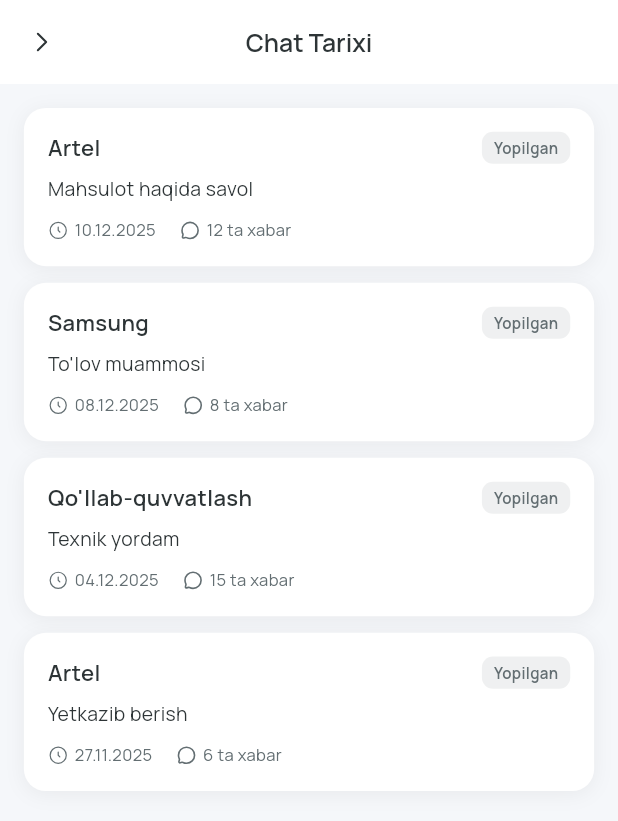
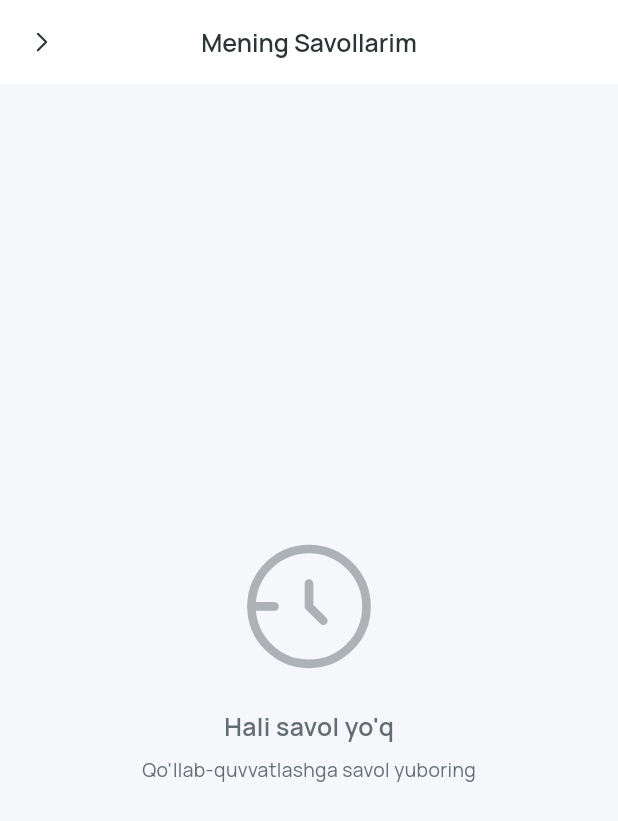
Before and after one commit to khurshid28/finsum_mobile, a Flutter app: the ChatScreen screen opened directly, after a tap on an icon or button, on a phone screen of 412 x 824 dp. Shown: the top 821 px of the screen. Run offline on Flutter 3.47's test engine with Material 3 defaults, Android fonts, the phone set to English and light mode, and no system bars; our stand-ins replace animate_do, connectivity_plus, dio, equatable, flutter_bloc, flutter_dotenv and 9 more; accounts and stored records are empty.

Commit message:
Change chat to direct support chat with history of user questions

```diff
--- a/lib/presentation/screens/chat/chat_history_screen.dart
+++ b/lib/presentation/screens/chat/chat_history_screen.dart
@@ -5,51 +5,22 @@ import 'package:animate_do/animate_do.dart';
 import 'package:intl/intl.dart';
 import '../../../core/theme/app_colors.dart';
 
-class ChatHistoryScreen extends StatefulWidget {
-  const ChatHistoryScreen({super.key});
+class ChatHistoryScreen extends StatelessWidget {
+  final List<Map<String, dynamic>> myMessages;
 
-  @override
-  State<ChatHistoryScreen> createState() => _ChatHistoryScreenState();
-}
-
-class _ChatHistoryScreenState extends State<ChatHistoryScreen> {
-  final List<Map<String, dynamic>> _history = [
-    {
-      'id': '1',
-      'shopName': 'Artel',
-      'subject': 'Mahsulot haqida savol',
-      'date': DateTime.now().subtract(const Duration(days: 1)),
-      'messageCount': 12,
-      'status': 'closed',
-    },
-    {
-      'id': '2',
-      'shopName': 'Samsung',
-      'subject': 'To\'lov muammosi',
-      'date': DateTime.now().subtract(const Duration(days: 3)),
-      'messageCount': 8,
-      'status': 'closed',
-    },
-    {
-      'id': '3',
-      'shopName': 'Qo\'llab-quvvatlash',
-      'subject': 'Texnik yordam',
-      'date': DateTime.now().subtract(const Duration(days: 7)),
-      'messageCount': 15,
-      'status': 'closed',
-    },
-    {
-      'id': '4',
-      'shopName': 'Artel',
-      'subject': 'Yetkazib berish',
-      'date': DateTime.now().subtract(const Duration(days: 14)),
-      'messageCount': 6,
-      'status': 'closed',
-    },
-  ];
+  const ChatHistoryScreen({super.key, required this.myMessages});
 
   String _formatDate(DateTime date) {
-    return DateFormat('dd.MM.yyyy').format(date);
+    final now = DateTime.now();
+    final difference = now.difference(date);
+
+    if (difference.inDays == 0) {
+      return 'Bugun ${DateFormat('HH:mm').format(date)}';
+    } else if (difference.inDays == 1) {
+      return 'Kecha ${DateFormat('HH:mm').format(date)}';
+    } else {
+      return DateFormat('dd.MM.yyyy HH:mm').format(date);
+    }
   }
 
   @override
@@ -57,7 +28,7 @@ class _ChatHistoryScreenState extends State<ChatHistoryScreen> {
     return Scaffold(
       backgroundColor: AppColors.background,
       appBar: AppBar(
-        title: const Text('Chat Tarixi'),
+        title: const Text('Mening Savollarim'),
         centerTitle: true,
         leading: IconButton(
           icon: SvgPicture.asset(
@@ -72,7 +43,7 @@ class _ChatHistoryScreenState extends State<ChatHistoryScreen> {
           onPressed: () => Navigator.pop(context),
         ),
       ),
-      body: _history.isEmpty ? _buildEmptyState() : _buildHistoryList(),
+      body: myMessages.isEmpty ? _buildEmptyState() : _buildHistoryList(),
     );
   }
 
@@ -92,7 +63,7 @@ class _ChatHistoryScreenState extends State<ChatHistoryScreen> {
           ),
           SizedBox(height: 24.h),
           Text(
-            'Tarix bo\'sh',
+            'Hali savol yo\'q',
             style: TextStyle(
               fontSize: 18.sp,
               fontWeight: FontWeight.w600,
@@ -101,7 +72,7 @@ class _ChatHistoryScreenState extends State<ChatHistoryScreen> {
           ),
           SizedBox(height: 8.h),
           Text(
-            'Hali hech qanday chat tarixi yo\'q',
+            'Qo\'llab-quvvatlashga savol yuboring',
             style: TextStyle(
               fontSize: 14.sp,
               color: AppColors.textSecondary,
@@ -115,27 +86,18 @@ class _ChatHistoryScreenState extends State<ChatHistoryScreen> {
   Widget _buildHistoryList() {
     return ListView.builder(
       padding: EdgeInsets.all(16.w),
-      itemCount: _history.length,
+      itemCount: myMessages.length,
       itemBuilder: (context, index) {
         return FadeInUp(
           delay: Duration(milliseconds: index * 100),
-          child: _buildHistoryItem(_history[index]),
+          child: _buildHistoryItem(myMessages[index], index + 1),
         );
       },
     );
   }
 
-  Widget _buildHistoryItem(Map<String, dynamic> item) {
-    return GestureDetector(
-      onTap: () {
-        ScaffoldMessenger.of(context).showSnackBar(
-          SnackBar(
-            content: Text('${item['shopName']} - ${item['subject']} chati ochildi'),
-            duration: const Duration(seconds: 2),
-          ),
-        );
-      },
-      child: Container(
+  Widget _buildHistoryItem(Map<String, dynamic> message, int number) {
+    return Container(
       margin: EdgeInsets.only(bottom: 12.h),
       padding: EdgeInsets.all(16.w),
       decoration: BoxDecoration(
@@ -154,44 +116,22 @@ class _ChatHistoryScreenState extends State<ChatHistoryScreen> {
         children: [
           Row(
             children: [
-              Expanded(
+              Container(
+                padding: EdgeInsets.symmetric(horizontal: 8.w, vertical: 4.h),
+                decoration: BoxDecoration(
+                  color: AppColors.primary.withOpacity(0.1),
+                  borderRadius: BorderRadius.circular(8.r),
+                ),
                 child: Text(
-                  item['shopName'],
+                  '#$number',
                   style: TextStyle(
-                    fontSize: 16.sp,
+                    fontSize: 12.sp,
                     fontWeight: FontWeight.w600,
-                    color: AppColors.textPrimary,
+                    color: AppColors.primary,
                   ),
                 ),
               ),
-              Container(
-                padding: EdgeInsets.symmetric(horizontal: 8.w, vertical: 4.h),
-                decoration: BoxDecoration(
-                  color: AppColors.textSecondary.withOpacity(0.1),
-                  borderRadius: BorderRadius.circular(8.r),
-                ),
-                child: Text(
-                  'Yopilgan',
-                  style: TextStyle(
-                    fontSize: 11.sp,
-                    fontWeight: FontWeight.w600,
-                    color: AppColors.textSecondary,
-                  ),
-                ),
-              ),
-            ],
-          ),
-          SizedBox(height: 8.h),
-          Text(
-            item['subject'],
-            style: TextStyle(
-              fontSize: 14.sp,
-              color: AppColors.textPrimary,
-            ),
-          ),
-          SizedBox(height: 12.h),
-          Row(
-            children: [
+              const Spacer(),
               SvgPicture.asset(
                 'assets/icons/svg/clock.svg',
                 width: 14.w,
@@ -203,25 +143,7 @@ class _ChatHistoryScreenState extends State<ChatHistoryScreen> {
               ),
               SizedBox(width: 4.w),
               Text(
-                _formatDate(item['date']),
-                style: TextStyle(
-                  fontSize: 12.sp,
-                  color: AppColors.textSecondary,
-                ),
-              ),
-              SizedBox(width: 16.w),
-              SvgPicture.asset(
-                'assets/icons/svg/chat.svg',
-                width: 14.w,
-                height: 14.h,
-                colorFilter: ColorFilter.mode(
-                  AppColors.textSecondary,
-                  BlendMode.srcIn,
-                ),
-              ),
-              SizedBox(width: 4.w),
-              Text(
-                '${item['messageCount']} ta xabar',
+                _formatDate(message['time']),
                 style: TextStyle(
                   fontSize: 12.sp,
                   color: AppColors.textSecondary,
@@ -229,8 +151,16 @@ class _ChatHistoryScreenState extends State<ChatHistoryScreen> {
               ),
             ],
           ),
+          SizedBox(height: 12.h),
+          Text(
+            message['text'],
+            style: TextStyle(
+              fontSize: 14.sp,
+              color: AppColors.textPrimary,
+              height: 1.5,
+            ),
+          ),
         ],
-        ),
       ),
     );
   }
--- a/lib/presentation/screens/chat/chat_screen.dart
+++ b/lib/presentation/screens/chat/chat_screen.dart
@@ -5,7 +5,6 @@ import 'package:animate_do/animate_do.dart';
 import 'package:intl/intl.dart';
 import '../../../core/theme/app_colors.dart';
 import 'chat_history_screen.dart';
-import 'chat_detail_screen.dart';
 
 class ChatScreen extends StatefulWidget {
   const ChatScreen({super.key});
@@ -17,36 +16,38 @@ class ChatScreen extends StatefulWidget {
 class _ChatScreenState extends State<ChatScreen> {
   final TextEditingController _messageController = TextEditingController();
   final ScrollController _scrollController = ScrollController();
+  final List<Map<String, dynamic>> _messages = [];
 
-  final List<Map<String, dynamic>> _chats = [
+  @override
+  void initState() {
+    super.initState();
+    _loadInitialMessages();
+  }
+
+  void _loadInitialMessages() {
+    setState(() {
+      _messages.addAll([
         {
           'id': '1',
-      'name': 'Qo\'llab-quvvatlash',
-      'lastMessage': 'Sizga qanday yordam bera olamiz?',
-      'time': DateTime.now().subtract(const Duration(minutes: 5)),
-      'unreadCount': 2,
-      'isOnline': true,
-      'avatar': 'S',
+          'text': 'Assalomu alaykum! Qo\'llab-quvvatlash xizmatiga xush kelibsiz!',
+          'isMine': false,
+          'time': DateTime.now().subtract(const Duration(seconds: 5)),
         },
         {
           'id': '2',
-      'name': 'Artel',
-      'lastMessage': 'Mahsulotingiz haqida savol',
-      'time': DateTime.now().subtract(const Duration(hours: 1)),
-      'unreadCount': 0,
-      'isOnline': true,
-      'avatar': 'A',
+          'text': 'Sizga qanday yordam bera olamiz?',
+          'isMine': false,
+          'time': DateTime.now().subtract(const Duration(seconds: 3)),
         },
-    {
-      'id': '3',
-      'name': 'Samsung',
-      'lastMessage': 'Rahmat, juda yaxshi xizmat',
-      'time': DateTime.now().subtract(const Duration(hours: 3)),
-      'unreadCount': 0,
-      'isOnline': false,
-      'avatar': 'S',
-    },
-  ];
+      ]);
+    });
+
+    WidgetsBinding.instance.addPostFrameCallback((_) {
+      if (_scrollController.hasClients) {
+        _scrollController.jumpTo(_scrollController.position.maxScrollExtent);
+      }
+    });
+  }
 
   @override
   void dispose() {
@@ -55,19 +56,64 @@ class _ChatScreenState extends State<ChatScreen> {
     super.dispose();
   }
 
+  void _sendMessage() {
+    if (_messageController.text.trim().isEmpty) return;
+
+    final messageText = _messageController.text.trim();
+
+    setState(() {
+      _messages.add({
+        'id': DateTime.now().millisecondsSinceEpoch.toString(),
+        'text': messageText,
+        'isMine': true,
+        'time': DateTime.now(),
+      });
+    });
+
+    _messageController.clear();
+
+    // Scroll to bottom
+    WidgetsBinding.instance.addPostFrameCallback((_) {
+      if (_scrollController.hasClients) {
+        _scrollController.animateTo(
+          _scrollController.position.maxScrollExtent,
+          duration: const Duration(milliseconds: 300),
+          curve: Curves.easeOut,
+        );
+      }
+    });
+
+    // Simulate support response
+    Future.delayed(const Duration(seconds: 2), () {
+      if (mounted) {
+        setState(() {
+          _messages.add({
+            'id': DateTime.now().millisecondsSinceEpoch.toString(),
+            'text': 'Rahmat! Mutaxassislarimiz tez orada javob berishadi.',
+            'isMine': false,
+            'time': DateTime.now(),
+          });
+        });
+
+        WidgetsBinding.instance.addPostFrameCallback((_) {
+          if (_scrollController.hasClients) {
+            _scrollController.animateTo(
+              _scrollController.position.maxScrollExtent,
+              duration: const Duration(milliseconds: 300),
+              curve: Curves.easeOut,
+            );
+          }
+        });
+      }
+    });
+  }
+
   String _formatTime(DateTime time) {
-    final now = DateTime.now();
-    final difference = now.difference(time);
+    return DateFormat('HH:mm').format(time);
+  }
 
-    if (difference.inDays == 0) {
-      return DateFormat('HH:mm').format(time);
-    } else if (difference.inDays == 1) {
-      return 'Kecha';
-    } else if (difference.inDays < 7) {
-      return DateFormat('EEEE', 'uz_UZ').format(time);
-    } else {
-      return DateFormat('dd.MM.yyyy').format(time);
-    }
+  List<Map<String, dynamic>> get _myMessages {
+    return _messages.where((msg) => msg['isMine'] == true).toList();
   }
 
   @override
@@ -75,8 +121,48 @@ class _ChatScreenState extends State<ChatScreen> {
     return Scaffold(
       backgroundColor: AppColors.background,
       appBar: AppBar(
-        title: const Text('Chat'),
-        centerTitle: true,
+        title: Row(
+          children: [
+            Container(
+              width: 35.w,
+              height: 35.h,
+              decoration: BoxDecoration(
+                color: AppColors.primary.withOpacity(0.1),
+                shape: BoxShape.circle,
+              ),
+              child: Center(
+                child: Icon(
+                  Icons.support_agent,
+                  color: AppColors.primary,
+                  size: 20.sp,
+                ),
+              ),
+            ),
+            SizedBox(width: 12.w),
+            Expanded(
+              child: Column(
+                crossAxisAlignment: CrossAxisAlignment.start,
+                children: [
+                  Text(
+                    'Qo\'llab-quvvatlash',
+                    style: TextStyle(
+                      fontSize: 16.sp,
+                      fontWeight: FontWeight.w600,
+                      color: AppColors.textPrimary,
+                    ),
+                  ),
+                  Text(
+                    'Onlayn',
+                    style: TextStyle(
+                      fontSize: 12.sp,
+                      color: AppColors.success,
+                    ),
+                  ),
+                ],
+              ),
+            ),
+          ],
+        ),
         automaticallyImplyLeading: false,
         actions: [
           IconButton(
@@ -93,46 +179,97 @@ class _ChatScreenState extends State<ChatScreen> {
               Navigator.push(
                 context,
                 MaterialPageRoute(
-                  builder: (_) => const ChatHistoryScreen(),
+                  builder: (_) => ChatHistoryScreen(myMessages: _myMessages),
                 ),
               );
             },
           ),
         ],
       ),
-      body: _chats.isEmpty ? _buildEmptyState() : _buildChatList(),
-    );
-  }
-
-  Widget _buildEmptyState() {
-    return Center(
-      child: Column(
-        mainAxisAlignment: MainAxisAlignment.center,
+      body: Column(
         children: [
-          SvgPicture.asset(
-            'assets/icons/svg/chat.svg',
-            width: 100.w,
-            height: 100.h,
-            colorFilter: ColorFilter.mode(
-              AppColors.textSecondary.withOpacity(0.5),
-              BlendMode.srcIn,
-            ),
-          ),
-          SizedBox(height: 24.h),
-          Text(
-            'Hali chat yo\'q',
+          // Messages List
+          Expanded(
+            child: _messages.isEmpty
+                ? Center(
+                    child: Text(
+                      'Xabar yuboring',
                       style: TextStyle(
-              fontSize: 18.sp,
-              fontWeight: FontWeight.w600,
+                        fontSize: 16.sp,
                         color: AppColors.textSecondary,
                       ),
                     ),
-          SizedBox(height: 8.h),
-          Text(
-            'Yangi chat boshlang',
-            style: TextStyle(
-              fontSize: 14.sp,
-              color: AppColors.textSecondary,
+                  )
+                : ListView.builder(
+                    controller: _scrollController,
+                    padding: EdgeInsets.all(16.w),
+                    itemCount: _messages.length,
+                    itemBuilder: (context, index) {
+                      return FadeInUp(
+                        delay: Duration(milliseconds: index * 50),
+                        child: _buildMessage(_messages[index]),
+                      );
+                    },
+                  ),
+          ),
+
+          // Message Input
+          Container(
+            padding: EdgeInsets.all(16.w),
+            decoration: BoxDecoration(
+              color: Colors.white,
+              boxShadow: [
+                BoxShadow(
+                  color: Colors.black.withOpacity(0.05),
+                  blurRadius: 10,
+                  offset: const Offset(0, -2),
+                ),
+              ],
+            ),
+            child: Row(
+              children: [
+                Expanded(
+                  child: Container(
+                    decoration: BoxDecoration(
+                      color: AppColors.background,
+                      borderRadius: BorderRadius.circular(25.r),
+                    ),
+                    child: TextField(
+                      controller: _messageController,
+                      decoration: InputDecoration(
+                        hintText: 'Savolingizni yozing...',
+                        border: InputBorder.none,
+                        contentPadding: EdgeInsets.symmetric(
+                          horizontal: 20.w,
+                          vertical: 12.h,
+                        ),
+                      ),
+                      maxLines: null,
+                      textInputAction: TextInputAction.send,
+                      onSubmitted: (_) => _sendMessage(),
+                    ),
+                  ),
+                ),
+                SizedBox(width: 12.w),
+                GestureDetector(
+                  onTap: _sendMessage,
+                  child: Container(
+                    width: 48.w,
+                    height: 48.h,
+                    decoration: BoxDecoration(
+                      color: AppColors.primary,
+                      shape: BoxShape.circle,
+                    ),
+                    child: Center(
+                      child: Icon(
+                        Icons.send,
+                        color: Colors.white,
+                        size: 22.sp,
+                      ),
+                    ),
+                  ),
+                ),
+              ],
             ),
           ),
         ],
@@ -140,135 +277,79 @@ class _ChatScreenState extends State<ChatScreen> {
     );
   }
 
-  Widget _buildChatList() {
-    return ListView.builder(
-      padding: EdgeInsets.all(16.w),
-      itemCount: _chats.length,
-      itemBuilder: (context, index) {
-        return FadeInUp(
-          delay: Duration(milliseconds: index * 100),
-          child: _buildChatItem(_chats[index]),
-        );
-      },
-    );
-  }
+  Widget _buildMessage(Map<String, dynamic> message) {
+    final isMine = message['isMine'];
 
-  Widget _buildChatItem(Map<String, dynamic> chat) {
-    final hasUnread = chat['unreadCount'] > 0;
-    final isOnline = chat['isOnline'];
-
-    return Container(
-      margin: EdgeInsets.only(bottom: 12.h),
-      decoration: BoxDecoration(
-        color: Colors.white,
-        borderRadius: BorderRadius.circular(16.r),
-        boxShadow: [
-          BoxShadow(
-            color: Colors.black.withOpacity(0.05),
-            blurRadius: 10,
-            offset: const Offset(0, 2),
-          ),
-        ],
-      ),
-      child: ListTile(
-        contentPadding: EdgeInsets.all(12.w),
-        leading: Stack(
+    return Padding(
+      padding: EdgeInsets.only(bottom: 12.h),
+      child: Row(
+        mainAxisAlignment:
+            isMine ? MainAxisAlignment.end : MainAxisAlignment.start,
+        crossAxisAlignment: CrossAxisAlignment.end,
         children: [
+          if (!isMine) ...[
             Container(
-              width: 50.w,
-              height: 50.h,
+              width: 30.w,
+              height: 30.h,
               decoration: BoxDecoration(
                 color: AppColors.primary.withOpacity(0.1),
                 shape: BoxShape.circle,
               ),
               child: Center(
-                child: Text(
-                  chat['avatar'],
-                  style: TextStyle(
-                    fontSize: 20.sp,
-                    fontWeight: FontWeight.w600,
+                child: Icon(
+                  Icons.support_agent,
                   color: AppColors.primary,
+                  size: 16.sp,
                 ),
               ),
             ),
+            SizedBox(width: 8.w),
+          ],
+          Flexible(
+            child: Container(
+              padding: EdgeInsets.symmetric(horizontal: 16.w, vertical: 10.h),
+              decoration: BoxDecoration(
+                color: isMine ? AppColors.primary : Colors.white,
+                borderRadius: BorderRadius.only(
+                  topLeft: Radius.circular(16.r),
+                  topRight: Radius.circular(16.r),
+                  bottomLeft: Radius.circular(isMine ? 16.r : 4.r),
+                  bottomRight: Radius.circular(isMine ? 4.r : 16.r),
                 ),
-            if (isOnline)
-              Positioned(
-                right: 0,
-                bottom: 0,
-                child: Container(
-                  width: 12.w,
-                  height: 12.h,
-                  decoration: BoxDecoration(
-                    color: AppColors.success,
-                    shape: BoxShape.circle,
-                    border: Border.all(
-                      color: Colors.white,
-                      width: 2,
+                boxShadow: [
+                  BoxShadow(
+                    color: Colors.black.withOpacity(0.05),
+                    blurRadius: 5,
+                    offset: const Offset(0, 2),
+                  ),
+                ],
+              ),
+              child: Column(
+                crossAxisAlignment: CrossAxisAlignment.start,
+                children: [
+                  Text(
+                    message['text'],
+                    style: TextStyle(
+                      fontSize: 14.sp,
+                      color: isMine ? Colors.white : AppColors.textPrimary,
                     ),
                   ),
+                  SizedBox(height: 4.h),
+                  Text(
+                    _formatTime(message['time']),
+                    style: TextStyle(
+                      fontSize: 11.sp,
+                      color: isMine
+                          ? Colors.white.withOpacity(0.7)
+                          : AppColors.textSecondary,
                     ),
                   ),
                 ],
               ),
-        title: Text(
-          chat['name'],
-          style: TextStyle(
-            fontSize: 16.sp,
-            fontWeight: FontWeight.w600,
-            color: AppColors.textPrimary,
             ),
           ),
-        subtitle: Text(
-          chat['lastMessage'],
-          style: TextStyle(
-            fontSize: 14.sp,
-            color: hasUnread ? AppColors.textPrimary : AppColors.textSecondary,
-            fontWeight: hasUnread ? FontWeight.w500 : FontWeight.w400,
-          ),
-          maxLines: 1,
-          overflow: TextOverflow.ellipsis,
-        ),
-        trailing: Column(
-          mainAxisAlignment: MainAxisAlignment.center,
-          crossAxisAlignment: CrossAxisAlignment.end,
-          children: [
-            Text(
-              _formatTime(chat['time']),
-              style: TextStyle(
-                fontSize: 12.sp,
-                color: hasUnread ? AppColors.primary : AppColors.textSecondary,
-                fontWeight: hasUnread ? FontWeight.w600 : FontWeight.w400,
-              ),
-            ),
-            if (hasUnread) ...[
-              SizedBox(height: 4.h),
-              Container(
-                padding: EdgeInsets.symmetric(horizontal: 6.w, vertical: 2.h),
-                decoration: BoxDecoration(
-                  color: AppColors.primary,
-                  shape: BoxShape.circle,
-                ),
-                child: Text(
-                  chat['unreadCount'].toString(),
-                  style: TextStyle(
-                    fontSize: 10.sp,
-                    fontWeight: FontWeight.w600,
-                    color: Colors.white,
-                  ),
-                ),
-              ),
+          if (isMine) SizedBox(width: 8.w),
         ],
-          ],
-        ),
-        onTap: () {
-          Navigator.push(
-            context,
-            MaterialPageRoute(
-              builder: (_) => ChatDetailScreen(chat: chat),
-            ),
-          );
-        },
       ),
     );
   }
```
Lines whose indentation alone changed are shown as unchanged.
